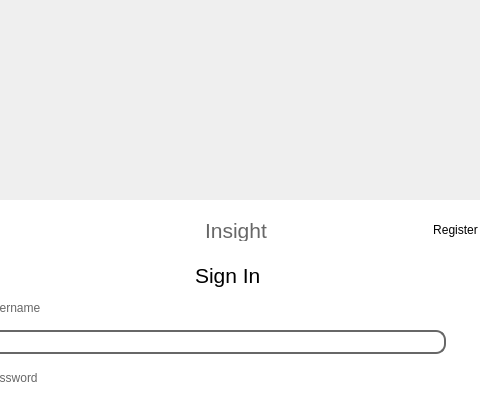
Qt form login.ui (codingburgas/school-project-assignment-insight) before a commit; both pictures show x 395 to 875 and y 0 to 395 of the 1280 by 832 pixel window.
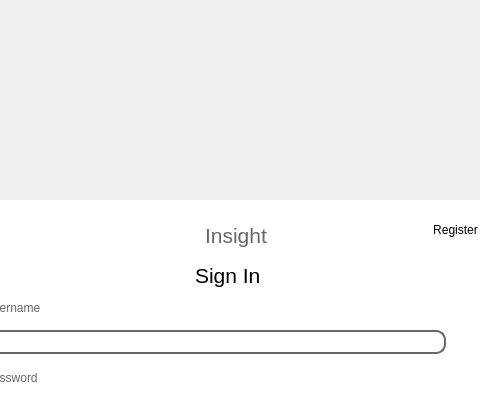
The same form after that commit. Icons and pictures are not drawn.

```diff
--- a/login.ui
+++ b/login.ui
@@ -170,7 +170,7 @@
       <x>280</x>
       <y>20</y>
       <width>71</width>
-      <height>21</height>
+      <height>31</height>
      </rect>
     </property>
     <property name="font">
```
